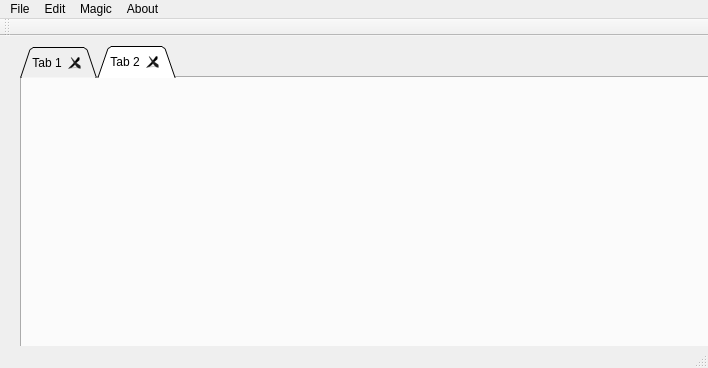
The window that mainwindow.ui (rocketII/QT-notepad-light) describes before a commit, drawn with Qt 5.
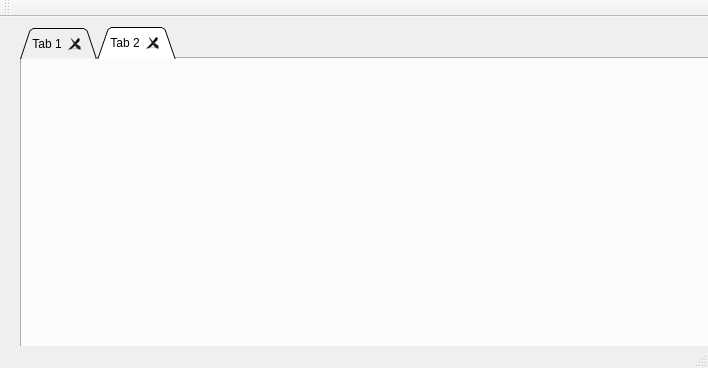
The same window after the commit. The open tabs and pages were chosen to show the change.

Commit message: Coded my own menu instead of graphical tools. 	-shortcuts 	-events 	-slots Started to use statusbar. Created new class engine(pending). Should handle none graphical problems like filemanagement and so on.

```diff
--- a/mainwindow.ui
+++ b/mainwindow.ui
@@ -127,71 +127,6 @@
     </widget>
    </widget>
   </widget>
-  <widget class="QMenuBar" name="menuBar">
-   <property name="geometry">
-    <rect>
-     <x>0</x>
-     <y>0</y>
-     <width>708</width>
-     <height>21</height>
-    </rect>
-   </property>
-   <widget class="QMenu" name="menuFile">
-    <property name="title">
-     <string>File</string>
-    </property>
-    <widget class="QMenu" name="menuRecent_files">
-     <property name="title">
-      <string>recent files</string>
-     </property>
-     <addaction name="actionClear_list"/>
-     <addaction name="separator"/>
-     <addaction name="actionPlace_holder_1"/>
-     <addaction name="actionPlace_holder_2"/>
-     <addaction name="actionPlace_holder_3"/>
-     <addaction name="actionPlace_holder_4"/>
-    </widget>
-    <addaction name="actionOpen_file"/>
-    <addaction name="actionClose_file"/>
-    <addaction name="menuRecent_files"/>
-    <addaction name="separator"/>
-    <addaction name="actionQuit"/>
-   </widget>
-   <widget class="QMenu" name="menuEdit">
-    <property name="title">
-     <string>Edit</string>
-    </property>
-    <addaction name="actionBold"/>
-    <addaction name="actionItalic"/>
-    <addaction name="separator"/>
-    <addaction name="actionSettings"/>
-   </widget>
-   <widget class="QMenu" name="menuMagic">
-    <property name="title">
-     <string>Magic</string>
-    </property>
-    <addaction name="actionTo_Capital"/>
-    <addaction name="actionTo_LowerCase"/>
-    <addaction name="separator"/>
-    <addaction name="actionEncrypt_with_Caesar_bad_idea"/>
-    <addaction name="actionRainbow_colors_also_bad_idea"/>
-    <addaction name="actionEdit_file_in_hex"/>
-   </widget>
-   <widget class="QMenu" name="menuAbout">
-    <property name="title">
-     <string>About</string>
-    </property>
-    <addaction name="actionAbout"/>
-    <addaction name="actionHelp"/>
-    <addaction name="actionLegal"/>
-    <addaction name="actionHome_page"/>
-    <addaction name="actionContact_Developer"/>
-   </widget>
-   <addaction name="menuFile"/>
-   <addaction name="menuEdit"/>
-   <addaction name="menuMagic"/>
-   <addaction name="menuAbout"/>
-  </widget>
   <widget class="QToolBar" name="mainToolBar">
    <attribute name="toolBarArea">
     <enum>TopToolBarArea</enum>
```
Left out of the diff: 2 changed lines with no effect on the pictures. The commit also changes 7 other files.
